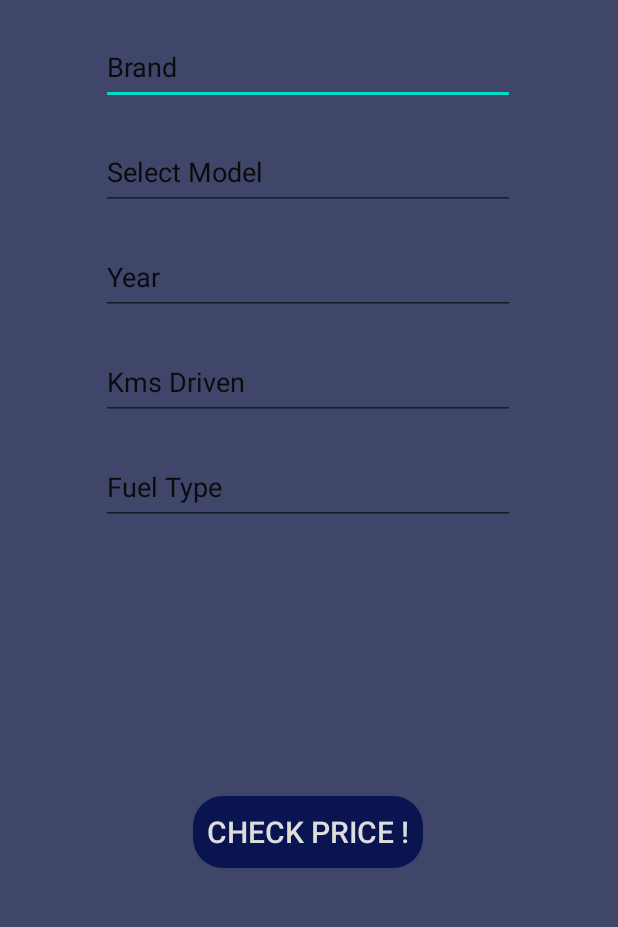
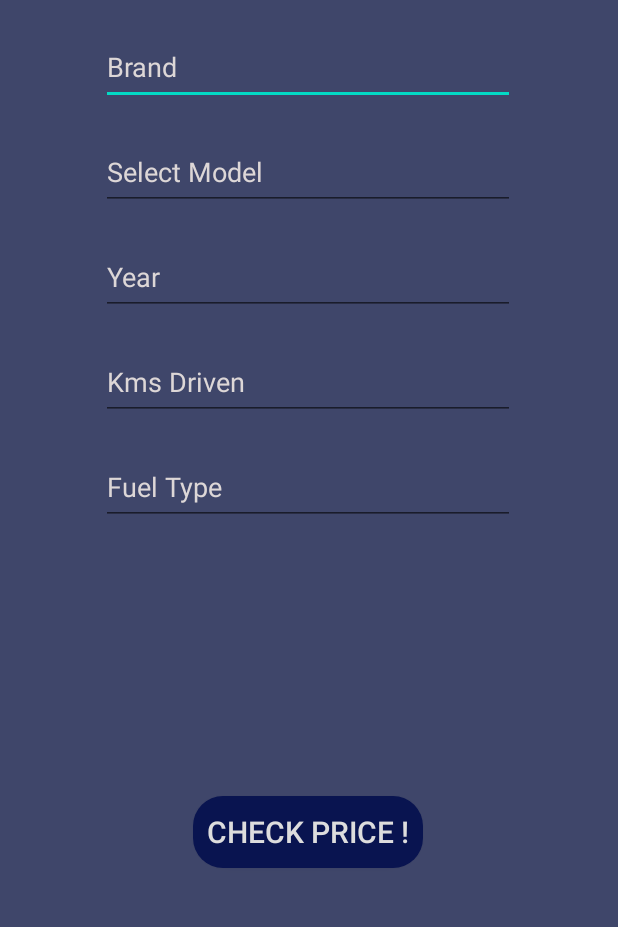
Before and after one commit to Mackster7/AutoPred, an Android app: the screen it shows after launch once a user with an empty profile is signed in (MainActivity), after a tap on "CHECK PRICE !", on a phone screen of 412 x 824 dp, the part 218-1145 px from its top. Run offline under Robolectric (Android 15) with nearby library versions, the phone set to English and light mode, and no system bars; our stand-ins replace Firebase (no records; nobody signed in at launch, a user with empty details on screens opened directly), Volley; Roboto replaces fonts that are not available here.

Commit message:
preauto final commit

```diff
--- a/app/build.gradle
+++ b/app/build.gradle
@@ -26,6 +26,9 @@ android {
         sourceCompatibility JavaVersion.VERSION_1_8
         targetCompatibility JavaVersion.VERSION_1_8
     }
+    buildFeatures {
+        viewBinding true
+    }
 }
 
 dependencies {
@@ -34,6 +37,7 @@ dependencies {
     implementation 'com.google.android.material:material:1.3.0'
     implementation 'androidx.constraintlayout:constraintlayout:2.0.4'
     implementation 'com.google.firebase:firebase-auth:21.0.1'
+    implementation 'com.google.firebase:firebase-messaging:23.0.0'
     testImplementation 'junit:junit:4.+'
     androidTestImplementation 'androidx.test.ext:junit:1.1.2'
     androidTestImplementation 'androidx.test.espresso:espresso-core:3.3.0'
--- a/app/src/main/java/com/example/autoconsultancy/MainActivity.java
+++ b/app/src/main/java/com/example/autoconsultancy/MainActivity.java
@@ -32,7 +32,7 @@ import java.util.Map;
 
 public class MainActivity extends AppCompatActivity {
 
-    final String URL="http://192.168.13.210:5000/predict";
+    final String URL="http://192.168.218.210:5000/predict";
     public EditText year, kms_driven;
     public AutoCompleteTextView name,fuel_type;
     public AutoCompleteTextView company;
@@ -78,7 +78,8 @@ public class MainActivity extends AppCompatActivity {
 
             @Override
             public void onClick(View v) {
-                if(validate()){
+                int key=validate();
+                if(key==1){
                     StringRequest stringRequest=new StringRequest(Request.Method.POST, URL, new Response.Listener<String>() {
                         @Override
                         public void onResponse(String response) {
@@ -129,15 +130,48 @@ public class MainActivity extends AppCompatActivity {
 //                    i.putExtra("key",s);
 //                    startActivity(i);
                 }
+                else if(key==2){
+                    Toast.makeText(getApplicationContext(),"Please Enter Appropriate Model",Toast.LENGTH_SHORT).show();
+                }
+                else if(key==3){
+                    Toast.makeText(getApplicationContext(),"Kilometers Driven cannot be Negative",Toast.LENGTH_SHORT).show();
+                }
+                else if(key==4){
+                    Toast.makeText(getApplicationContext(),"Invalid Fuel Type",Toast.LENGTH_SHORT).show();
+                }
                 else
                     Toast.makeText(getApplicationContext(), "All fields should be filled", Toast.LENGTH_SHORT).show();
             }
         });
     }
 
-    public boolean validate() {
-        return !name.getText().toString().equals("") && !company.getText().toString().equals("") &&
-                !year.getText().toString().equals("") && !kms_driven.getText().toString().equals("") &&
-                !fuel_type.getText().toString().equals("") ;
+    public int validate() {
+        boolean val;
+        int code = 1;
+        if (val = name.getText().toString().equals("") || company.getText().toString().equals("") ||
+                year.getText().toString().equals("") || kms_driven.getText().toString().equals("") ||
+                fuel_type.getText().toString().equals("")) {
+            code = 0;
+        }
+        else if (fuel_type.getText().toString().isEmpty()) {
+            code = 2;
+        } else if (kms_driven.getText().toString().isEmpty()) {
+            code = 3;
+        }
+        else {
+            int y = Integer.parseInt(year.getText().toString());
+            int km = Integer.parseInt(kms_driven.getText().toString());
+            String fuel=fuel_type.getText().toString();
+            if ((y > 2022 || y < 1990)) {
+                code = 2;
+            }
+            if (km < 0) {
+                code = 3;
+            }
+            if (!(fuel.equals("Petrol") || fuel.equals("Diesel"))) {
+                code = 4;
+            }
+        }
+        return code;
     }
 }
--- /dev/null
+++ b/app/src/main/res/drawable/ic_baseline_event_note_24.xml
@@ -0,0 +1,5 @@
+<vector android:height="24dp" android:tint="#FFFFFF"
+    android:viewportHeight="24" android:viewportWidth="24"
+    android:width="24dp" xmlns:android="http://schemas.android.com/apk/res/android">
+    <path android:fillColor="@android:color/white" android:pathData="M17,10L7,10v2h10v-2zM19,3h-1L18,1h-2v2L8,3L8,1L6,1v2L5,3c-1.11,0 -1.99,0.9 -1.99,2L3,19c0,1.1 0.89,2 2,2h14c1.1,0 2,-0.9 2,-2L21,5c0,-1.1 -0.9,-2 -2,-2zM19,19L5,19L5,8h14v11zM14,14L7,14v2h7v-2z"/>
+</vector>
--- /dev/null
+++ b/app/src/main/res/drawable/ic_outline_info_24.xml
@@ -0,0 +1,5 @@
+<vector android:height="24dp" android:tint="#3E466D"
+    android:viewportHeight="24" android:viewportWidth="24"
+    android:width="24dp" xmlns:android="http://schemas.android.com/apk/res/android">
+    <path android:fillColor="@android:color/white" android:pathData="M11,7h2v2h-2zM11,11h2v6h-2zM12,2C6.48,2 2,6.48 2,12s4.48,10 10,10 10,-4.48 10,-10S17.52,2 12,2zM12,20c-4.41,0 -8,-3.59 -8,-8s3.59,-8 8,-8 8,3.59 8,8 -3.59,8 -8,8z"/>
+</vector>
--- a/app/src/main/res/layout/activity_main.xml
+++ b/app/src/main/res/layout/activity_main.xml
@@ -20,16 +20,17 @@
 
     <AutoCompleteTextView
         android:id="@+id/brand"
-        android:layout_marginTop="20dp"
         android:layout_width="276dp"
         android:layout_height="50dp"
+        android:layout_marginTop="20dp"
         android:completionHint="Select Brand"
         android:completionThreshold="1"
         android:ems="10"
         android:hint="Brand"
         android:inputType="textPersonName"
         android:minHeight="48dp"
-        android:textColorHint="#0B0B0B"
+        android:textColor="#DDD7D7"
+        android:textColorHint="#DDD7D7"
         app:layout_constraintEnd_toEndOf="parent"
         app:layout_constraintHorizontal_bias="0.496"
         app:layout_constraintStart_toStartOf="parent"
@@ -37,16 +38,17 @@
 
     <AutoCompleteTextView
         android:id="@+id/model"
-        android:layout_marginTop="20dp"
         android:layout_width="276dp"
         android:layout_height="50dp"
+        android:layout_marginTop="20dp"
         android:completionHint="Select Model"
         android:completionThreshold="1"
         android:ems="10"
         android:hint="Select Model"
         android:inputType="textPersonName"
         android:minHeight="40dp"
-        android:textColorHint="#0B0B0B"
+        android:textColor="#DDD7D7"
+        android:textColorHint="#DDD7D7"
         app:layout_constraintEnd_toEndOf="parent"
         app:layout_constraintHorizontal_bias="0.496"
         app:layout_constraintStart_toStartOf="parent"
@@ -54,14 +56,15 @@
 
     <EditText
         android:id="@+id/year"
-        android:layout_marginTop="20dp"
         android:layout_width="276dp"
         android:layout_height="50dp"
+        android:layout_marginTop="20dp"
         android:ems="10"
         android:hint="Year"
         android:inputType="textPersonName"
         android:minHeight="48dp"
-        android:textColorHint="#0B0B0B"
+        android:textColor="#DDD7D7"
+        android:textColorHint="#DDD7D7"
         app:layout_constraintEnd_toEndOf="parent"
         app:layout_constraintHorizontal_bias="0.496"
         app:layout_constraintStart_toStartOf="parent"
@@ -70,13 +73,14 @@
     <EditText
         android:id="@+id/kms_driven"
         android:layout_width="276dp"
+        android:layout_height="50dp"
         android:layout_marginTop="20dp"
-        android:layout_height="50dp"
         android:ems="10"
         android:hint="Kms Driven"
         android:inputType="textPersonName"
         android:minHeight="48dp"
-        android:textColorHint="#0B0B0B"
+        android:textColor="#DDD7D7"
+        android:textColorHint="#DDD7D7"
         app:layout_constraintEnd_toEndOf="parent"
         app:layout_constraintHorizontal_bias="0.496"
         app:layout_constraintStart_toStartOf="parent"
@@ -85,15 +89,16 @@
     <AutoCompleteTextView
         android:id="@+id/fuel_type"
         android:layout_width="276dp"
+        android:layout_height="50dp"
         android:layout_marginTop="20dp"
-        android:layout_height="50dp"
+        android:completionThreshold="1"
         android:dropDownWidth="match_parent"
         android:ems="10"
         android:hint="Fuel Type"
-        android:completionThreshold="1"
         android:inputType="textPersonName"
         android:minHeight="100dp"
-        android:textColorHint="#0B0B0B"
+        android:textColor="#DDD7D7"
+        android:textColorHint="#DDD7D7"
         app:layout_constraintEnd_toEndOf="parent"
         app:layout_constraintHorizontal_bias="0.496"
         app:layout_constraintStart_toStartOf="parent"
--- a/app/src/main/res/values-night/themes.xml
+++ b/app/src/main/res/values-night/themes.xml
@@ -1,6 +1,6 @@
 <resources xmlns:tools="http://schemas.android.com/tools">
     <!-- Base application theme. -->
-    <style name="Theme.AutoConsultancy" parent="Theme.MaterialComponents.DayNight.DarkActionBar">
+    <style name="Theme.AutoConsultancy" parent="Theme.MaterialComponents.DayNight.NoActionBar">
         <!-- Primary brand color. -->
         <item name="colorPrimary">@color/purple_200</item>
         <item name="colorPrimaryVariant">@color/purple_700</item>
@@ -13,4 +13,9 @@
         <item name="android:statusBarColor" tools:targetApi="l">?attr/colorPrimaryVariant</item>
         <!-- Customize your theme here. -->
     </style>
+
+    <style name="ThemeOverlay.AutoConsultancy.FullscreenContainer" parent="">
+        <item name="fullscreenBackgroundColor">@color/light_blue_900</item>
+        <item name="fullscreenTextColor">@color/light_blue_A400</item>
+    </style>
 </resources>
--- /dev/null
+++ b/app/src/main/res/values/attrs.xml
@@ -0,0 +1,6 @@
+<resources>
+    <declare-styleable name="FullscreenAttrs">
+        <attr name="fullscreenBackgroundColor" format="color" />
+        <attr name="fullscreenTextColor" format="color" />
+    </declare-styleable>
+</resources>
--- a/app/src/main/res/values/colors.xml
+++ b/app/src/main/res/values/colors.xml
@@ -9,4 +9,9 @@
     <color name="teal_700">#FF018786</color>
     <color name="black">#FF000000</color>
     <color name="white">#FFFFFFFF</color>
+    <color name="light_blue_600">#FF039BE5</color>
+    <color name="light_blue_900">#FF01579B</color>
+    <color name="light_blue_A200">#FF40C4FF</color>
+    <color name="light_blue_A400">#FF00B0FF</color>
+    <color name="black_overlay">#66000000</color>
 </resources>
--- a/app/src/main/res/values/strings.xml
+++ b/app/src/main/res/values/strings.xml
@@ -6,4 +6,6 @@
         <item>Petrol</item>>
         <item>Diesel</item>>
     </string-array>
+    <string name="dummy_button">Dummy Button</string>
+    <string name="dummy_content">DUMMY\nCONTENT</string>
 </resources>
--- a/app/src/main/res/values/themes.xml
+++ b/app/src/main/res/values/themes.xml
@@ -2,7 +2,7 @@
     <!-- Base application theme. -->
     <style name="Theme.AutoConsultancy" parent="Theme.MaterialComponents.DayNight.NoActionBar">
         <!-- Primary brand color. -->
-        <item name="colorPrimary">@color/purple_500</item>
+        <item name="colorPrimary">#6710E4</item>
         <item name="colorPrimaryVariant">#091450</item>
         <item name="colorOnPrimary">@color/white</item>
         <!-- Secondary brand color. -->
@@ -13,4 +13,9 @@
         <item name="android:statusBarColor" tools:targetApi="l">?attr/colorPrimaryVariant</item>
         <!-- Customize your theme here. -->
     </style>
+
+    <style name="ThemeOverlay.AutoConsultancy.FullscreenContainer" parent="">
+        <item name="fullscreenBackgroundColor">@color/light_blue_600</item>
+        <item name="fullscreenTextColor">@color/light_blue_A200</item>
+    </style>
 </resources>
```
Also changed, not shown: app/src/main/AndroidManifest.xml (+9 -0 lines), app/src/main/java/com/example/autoconsultancy/FirebaseMessageReceiver.java (added, +79 -0 lines), app/src/main/java/com/example/autoconsultancy/MainActivity2.java (+15 -1 lines), app/src/main/java/com/example/autoconsultancy/priceInfo.java (added, +14 -0 lines), app/src/main/res/layout/activity_main2.xml (+17 -2 lines), app/src/main/res/layout/activity_price_info.xml (added, +100 -0 lines), app/src/main/res/values/styles.xml (added, +7 -0 lines).
